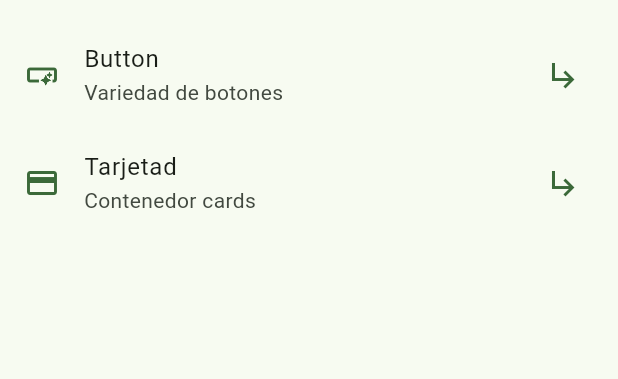
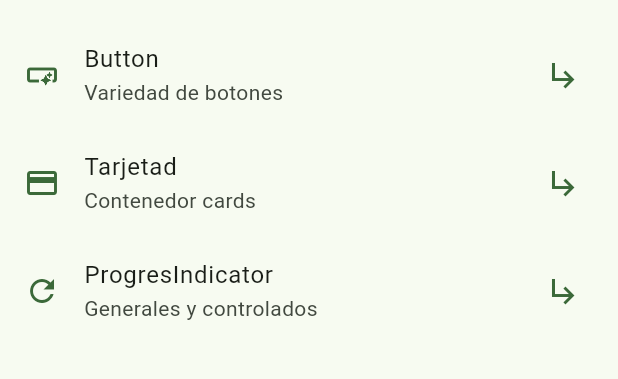
Before and after one commit to Isa-josep/Flutter-Pokedex, a Flutter app: the screen it shows after launch, on a phone screen of 412 x 824 dp, the part 63-442 px from its top. Run offline on Flutter 3.47's test engine with Material 3 defaults, Android fonts, the phone set to English and light mode, and no system bars; our stand-ins replace animate_do, cached_network_image, dio, get, go_router, video_player.

Commit message:
Progress indicator

```diff
--- a/widgets/lib/config/menu/menu_items.dart
+++ b/widgets/lib/config/menu/menu_items.dart
@@ -29,4 +29,11 @@ const appMenuItems = <MenuItem>[
     icon: Icons.credit_card,
   ),
 
+  MenuItem(
+    title: 'ProgresIndicator',
+    subTitle: 'Generales y controlados ',
+    link: '/progress',
+    icon: Icons.refresh,
+  ),
+
 ];
--- a/widgets/lib/config/router/app_router.dart
+++ b/widgets/lib/config/router/app_router.dart
@@ -18,5 +18,10 @@ final appRouter = GoRouter(
       path: '/cards',
       builder: (context, state) => const CardsScreen(),
     ),
+
+    GoRoute(
+      path: '/progress',
+      builder: (context, state) => const ProgressScren(),
+    ),
   ],
 );
```
Also changed, not shown: widgets/lib/presentation/screens/progress/progress_screen.dart (+63 -1 lines).
